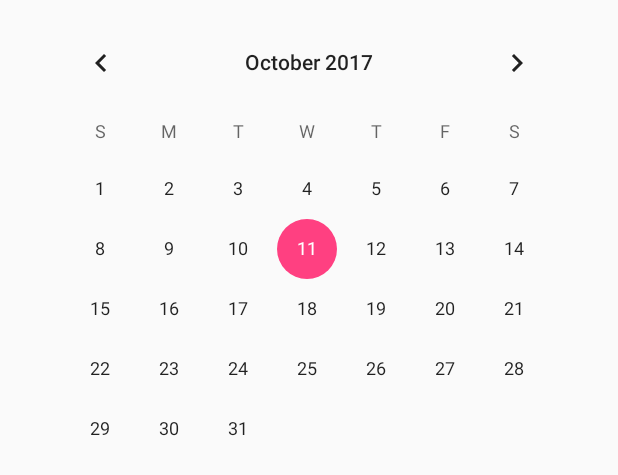
After one commit to arthurmazer/kCbiApp, an Android app: the layout activity_schedule.xml on its own in the app's theme, with its tools: preview values and no code run, on a phone screen of 412 x 824 dp. The commit adds this screen. Shown: the top 475 px of the screen. Run offline under Robolectric (Android 15) with nearby library versions, the phone set to English and light mode, and no system bars.

Commit message:
pequenas alterações na strings e add xml do schedule

```diff
--- /dev/null
+++ b/app/src/main/res/layout/activity_schedule.xml
@@ -0,0 +1,19 @@
+<?xml version="1.0" encoding="utf-8"?>
+<android.support.constraint.ConstraintLayout
+    xmlns:android="http://schemas.android.com/apk/res/android"
+    xmlns:app="http://schemas.android.com/apk/res-auto"
+    xmlns:tools="http://schemas.android.com/tools"
+    android:layout_width="match_parent"
+    android:layout_height="match_parent">
+
+    <CalendarView
+        android:id="@+id/calendarView"
+        android:layout_width="364dp"
+        android:layout_height="325dp"
+        android:layout_marginEnd="8dp"
+        android:layout_marginStart="8dp"
+        android:layout_marginTop="8dp"
+        app:layout_constraintEnd_toEndOf="parent"
+        app:layout_constraintStart_toStartOf="parent"
+        app:layout_constraintTop_toTopOf="parent" />
+</android.support.constraint.ConstraintLayout>
--- a/app/src/main/res/values/strings.xml
+++ b/app/src/main/res/values/strings.xml
@@ -9,6 +9,7 @@
     <string name="option_menu_settings">Configurações</string>
     <string name="option_menu_statistics">Estatísticas</string>
     <string name="option_menu_social_medias">Redes Sociais</string>
+    <string name="message_intro">Olá, você tem 2 compromissos hoje! Veja aqui quais são</string>
 
     <!-- Clients Screen !-->
     <string name="content_description_filter_button">Filtre sua busca</string>
```
Also changed, not shown: app/src/main/res/drawable/bubble_white_normal_xhdpi.9.png (deleted), 1 other file.
